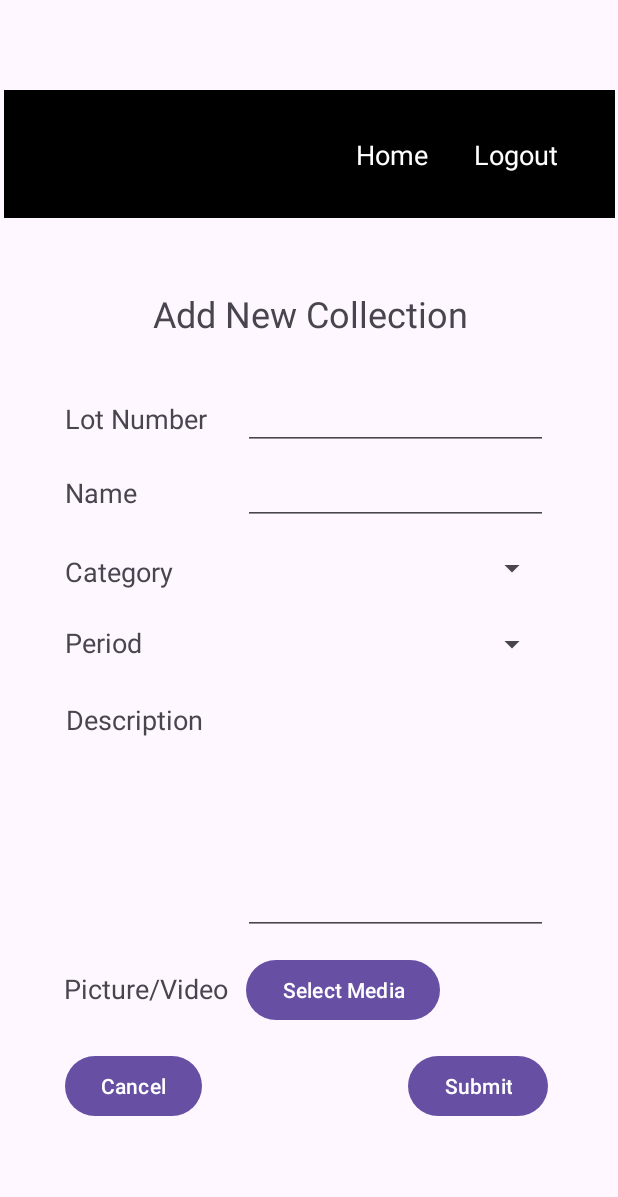
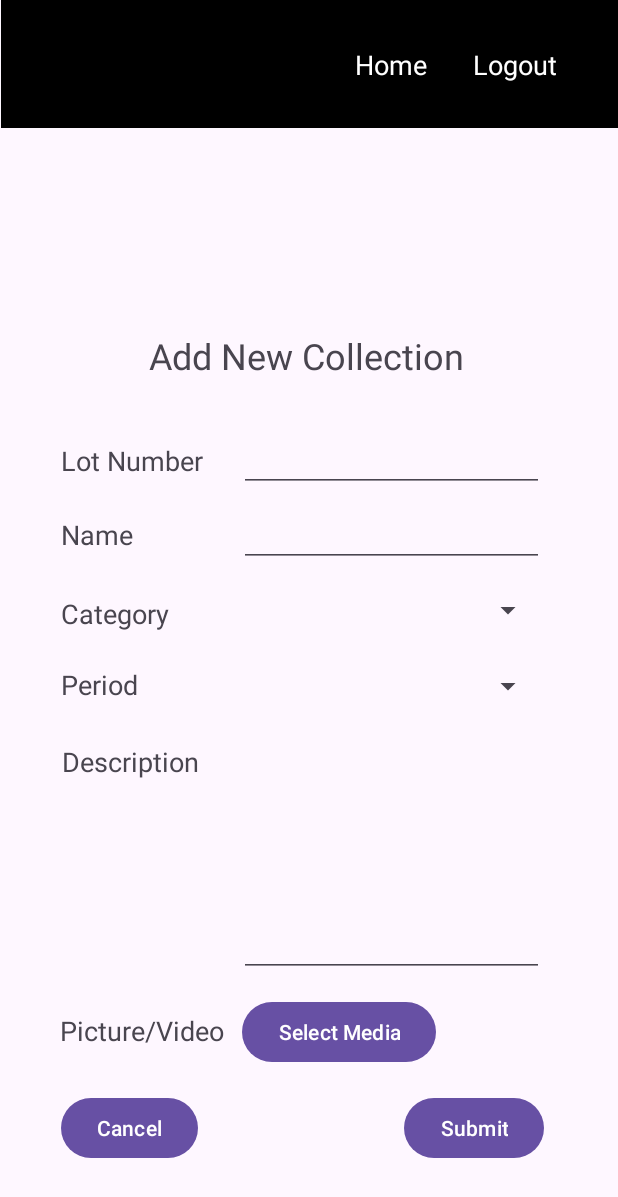
Before and after one commit to m2zhang/TAAM-item-management-app, an Android app: the screen it shows after launch (MainActivity), after a tap on "Add", on a phone screen of 412 x 824 dp. Shown: the top 1197 px of the screen. Run offline under Robolectric (Android 15) with nearby library versions, the phone set to English and light mode, and no system bars; our stand-ins replace Firebase (no records; nobody signed in at launch, a user with empty details on screens opened directly), Picasso; pictures from the network do not load.

Commit message:
fix: formatting of screen

```diff
--- a/B07DemoSummer2024/app/src/main/res/layout/activity_main.xml
+++ b/B07DemoSummer2024/app/src/main/res/layout/activity_main.xml
@@ -8,8 +8,8 @@
 
     <FrameLayout
         android:id="@+id/fragment_container"
-        android:layout_width="407dp"
-        android:layout_height="734dp"
+        android:layout_width="match_parent"
+        android:layout_height="match_parent"
         app:layout_constraintBottom_toBottomOf="parent"
         app:layout_constraintEnd_toEndOf="parent"
         app:layout_constraintStart_toStartOf="parent"
```
